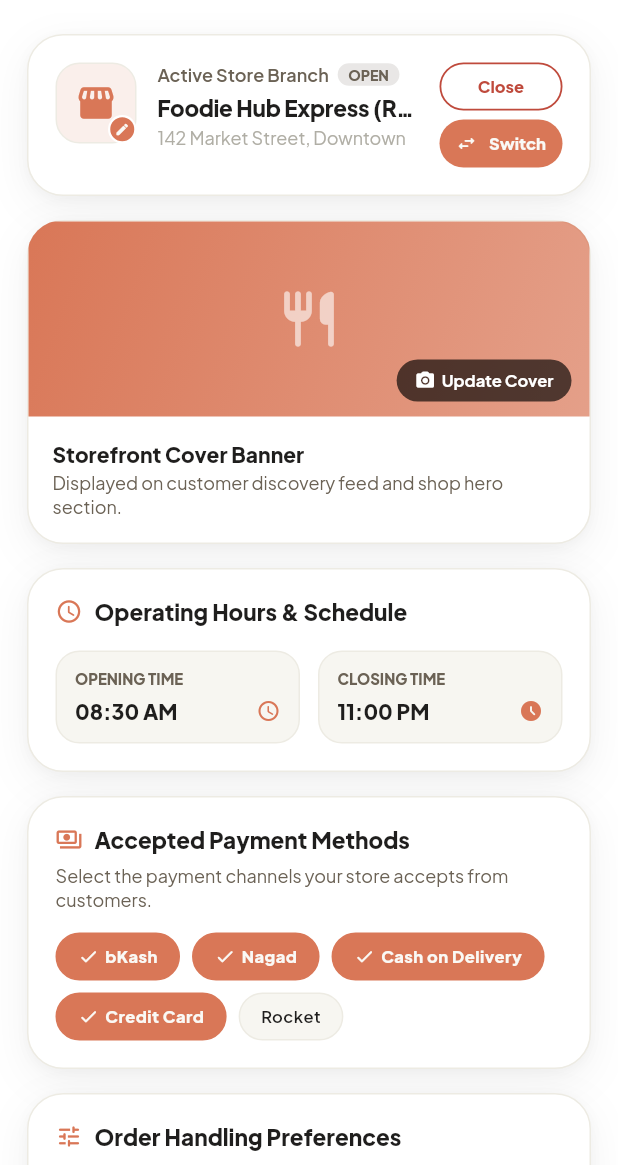
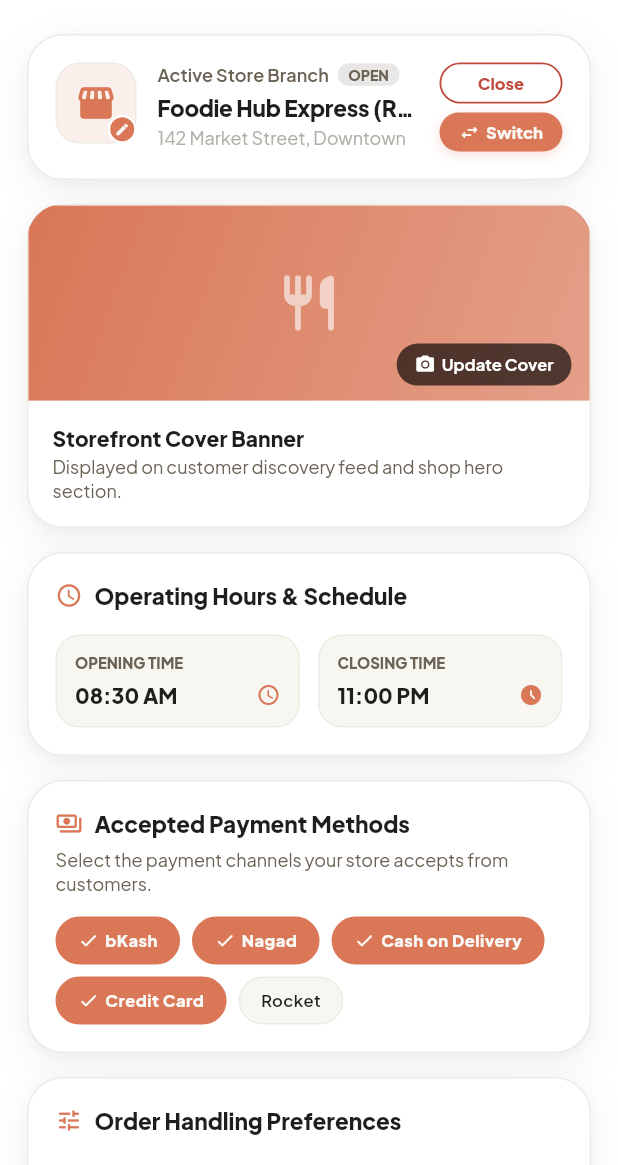
Before and after one commit to samiul-arif/VendorA, a Flutter app: the ShopSettingsScreen screen opened by its route, on a phone screen of 412 x 824 dp, the part 71-1236 px from its top. Run offline on Flutter 3.47's test engine with Material 3 defaults, Android fonts, the light colour scheme and no system bars; our stand-ins replace google_fonts, shared_preferences; accounts and stored records are empty; network calls fail.

Commit message:
fix(orders): replace SizedBox constrained buttons with InkWell pill containers to eliminate RenderConstrainedBox layout crash

```diff
--- a/lib/features/profile/presentation/views/shop_settings_screen.dart
+++ b/lib/features/profile/presentation/views/shop_settings_screen.dart
@@ -448,11 +448,8 @@ class _ShopSettingsScreenState extends State<ShopSettingsScreen> {
                       mainAxisSize: MainAxisSize.min,
                       children: [
                         // Button 1: Open / Close Store Action
-                        SizedBox(
-                          width: 82,
-                          height: 32,
-                          child: OutlinedButton(
-                            onPressed: () {
+                        InkWell(
+                          onTap: () {
                             shopController.toggleStoreStatus(!isOpen, authController: authController);
                             AppToast.showInfo(
                               context,
@@ -462,16 +459,19 @@ class _ShopSettingsScreenState extends State<ShopSettingsScreen> {
                                   : 'Your store is live and accepting customer orders.',
                             );
                           },
-                            style: OutlinedButton.styleFrom(
-                              side: BorderSide(
+                          borderRadius: AppRadius.full,
+                          child: Container(
+                            width: 82,
+                            padding: const EdgeInsets.symmetric(vertical: 6),
+                            decoration: BoxDecoration(
+                              color: colors.surface,
+                              borderRadius: AppRadius.full,
+                              border: Border.all(
                                 color: isOpen ? colors.error : colors.secondary,
                                 width: 1.2,
                               ),
-                              padding: EdgeInsets.zero,
-                              shape: const RoundedRectangleBorder(
-                                borderRadius: AppRadius.full,
                             ),
-                            ),
+                            alignment: Alignment.center,
                             child: Text(
                               isOpen ? 'Close' : 'Open',
                               style: AppTypography.labelSmall.copyWith(
@@ -484,13 +484,29 @@ class _ShopSettingsScreenState extends State<ShopSettingsScreen> {
                         ),
                         AppSpacing.vGap6,
                         // Button 2: Switch Branch Action
-                        SizedBox(
+                        InkWell(
+                          onTap: _showShopSwitcherModal,
+                          borderRadius: AppRadius.full,
+                          child: Container(
                             width: 82,
-                          height: 32,
-                          child: ElevatedButton.icon(
-                            onPressed: _showShopSwitcherModal,
-                            icon: Icon(Icons.swap_horiz_rounded, size: 14, color: colors.textInverse),
-                            label: Text(
+                            padding: const EdgeInsets.symmetric(vertical: 6),
+                            decoration: BoxDecoration(
+                              color: colors.primary,
+                              borderRadius: AppRadius.full,
+                              boxShadow: [
+                                BoxShadow(
+                                  color: colors.primary.withValues(alpha: 0.25),
+                                  blurRadius: 6,
+                                  offset: const Offset(0, 2),
+                                ),
+                              ],
+                            ),
+                            child: Row(
+                              mainAxisAlignment: MainAxisAlignment.center,
+                              children: [
+                                Icon(Icons.swap_horiz_rounded, size: 14, color: colors.textInverse),
+                                const SizedBox(width: 4),
+                                Text(
                                   'Switch',
                                   style: AppTypography.labelSmall.copyWith(
                                     color: colors.textInverse,
@@ -498,14 +514,7 @@ class _ShopSettingsScreenState extends State<ShopSettingsScreen> {
                                     fontSize: 11,
                                   ),
                                 ),
-                            style: ElevatedButton.styleFrom(
-                              backgroundColor: colors.primary,
-                              foregroundColor: colors.textInverse,
-                              padding: const EdgeInsets.symmetric(horizontal: 6),
-                              elevation: 0,
-                              shape: const RoundedRectangleBorder(
-                                borderRadius: AppRadius.full,
-                              ),
+                              ],
                             ),
                           ),
                         ),
```
Also changed, not shown: lib/features/orders/presentation/widgets/order_card.dart (+42 -38 lines). Lines whose indentation alone changed are shown as unchanged.
